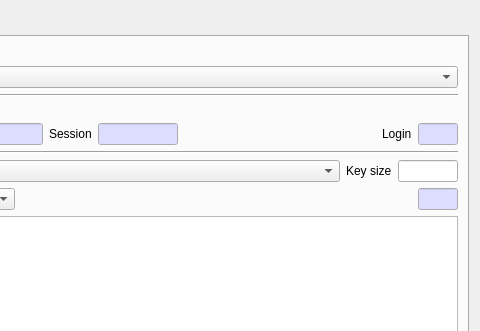
jykim74/CryptokiMan, file CryptokiMan/gen_key_dlg.ui: the form before one commit; both pictures show x 165 to 645 and y 0 to 331 of the 645 by 444 pixel window.
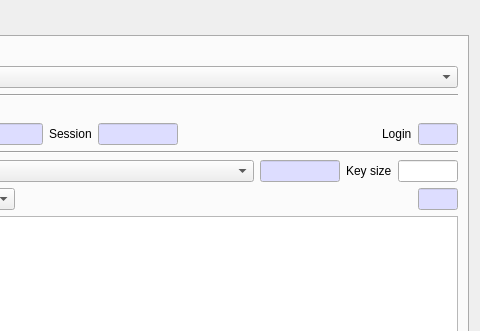
The form after the commit. The open tabs and pages were chosen to show the change.

What changed in the file:
```diff
--- a/CryptokiMan/gen_key_dlg.ui
+++ b/CryptokiMan/gen_key_dlg.ui
@@ -284,19 +284,6 @@
          <property name="topMargin">
           <number>0</number>
          </property>
-         <item row="0" column="0">
-          <widget class="QLabel" name="label_3">
-           <property name="minimumSize">
-            <size>
-             <width>80</width>
-             <height>0</height>
-            </size>
-           </property>
-           <property name="text">
-            <string>Mechanism</string>
-           </property>
-          </widget>
-         </item>
          <item row="0" column="1">
           <widget class="QComboBox" name="mMechCombo">
            <property name="sizePolicy">
@@ -307,14 +294,14 @@
            </property>
           </widget>
          </item>
-         <item row="0" column="2">
+         <item row="0" column="3">
           <widget class="QLabel" name="mOptionLabel">
            <property name="text">
             <string>Key size</string>
            </property>
           </widget>
          </item>
-         <item row="0" column="3">
+         <item row="0" column="4">
           <widget class="QLineEdit" name="mKeySizeText">
            <property name="maximumSize">
             <size>
@@ -324,6 +311,65 @@
            </property>
           </widget>
          </item>
+         <item row="0" column="0">
+          <widget class="QLabel" name="label_3">
+           <property name="minimumSize">
+            <size>
+             <width>80</width>
+             <height>0</height>
+            </size>
+           </property>
+           <property name="text">
+            <string>Mechanism</string>
+           </property>
+          </widget>
+         </item>
+         <item row="0" column="2">
+          <widget class="QLineEdit" name="mMechText">
+           <property name="minimumSize">
+            <size>
+             <width>80</width>
+             <height>0</height>
+            </size>
+           </property>
+           <property name="maximumSize">
+            <size>
+             <width>80</width>
+             <height>16777215</height>
+            </size>
+           </property>
+           <property name="palette">
+            <palette>
+             <active>
+              <colorrole role="Base">
+               <brush brushstyle="SolidPattern">
+                <color alpha="255">
+                 <red>221</red>
+                 <green>221</green>
+                 <blue>255</blue>
+                </color>
+               </brush>
+              </colorrole>
+             </active>
+             <inactive>
+              <colorrole role="Base">
+               <brush brushstyle="SolidPattern">
+                <color alpha="255">
+                 <red>221</red>
+                 <green>221</green>
+                 <blue>255</blue>
+                </color>
+               </brush>
+              </colorrole>
+             </inactive>
+             <disabled/>
+            </palette>
+           </property>
+           <property name="readOnly">
+            <bool>true</bool>
+           </property>
+          </widget>
+         </item>
         </layout>
        </item>
        <item>
```
